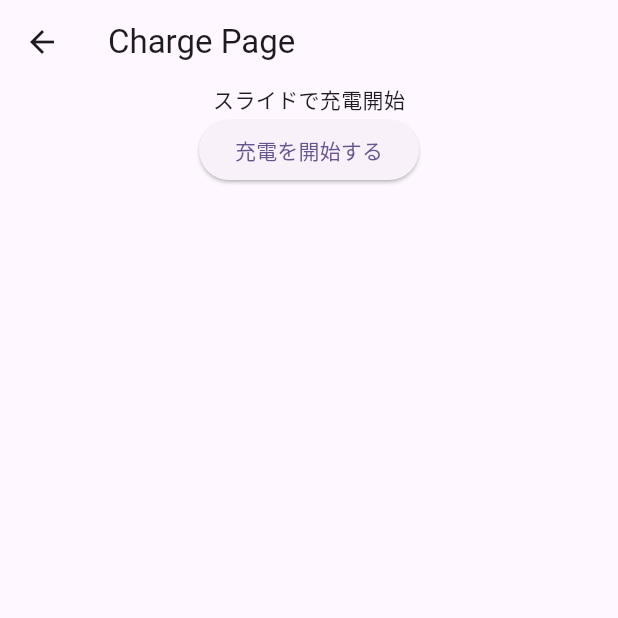
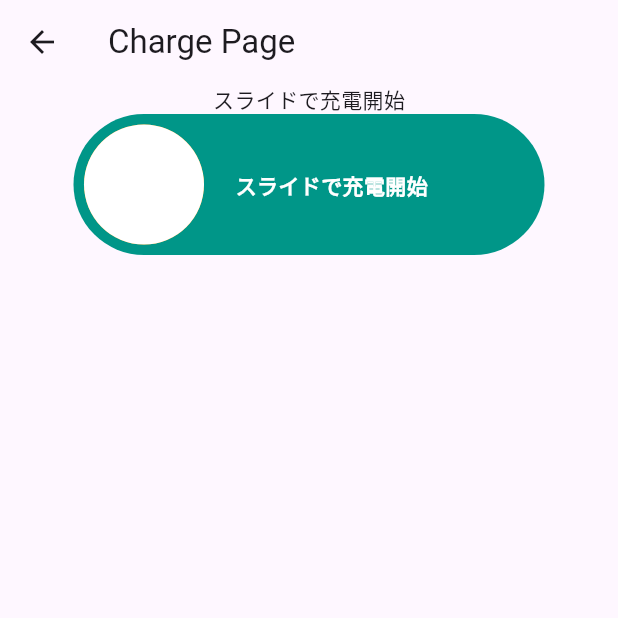
Before and after one commit to Sugisaki/Workshop, a Flutter app: the screen it shows after launch, after a tap on "充電", on a phone screen of 412 x 824 dp, the top half of it. Run offline on Flutter 3.47's test engine with Material 3 defaults, Android fonts, the phone set to English and light mode, and no system bars.

Commit message:
カスタムスライドスイッチで充電開始

```diff
--- a/lib/ChargePage.dart
+++ b/lib/ChargePage.dart
@@ -1,4 +1,5 @@
 import 'package:flutter/material.dart';
+import 'package:workshop/CustomSlideSwitch.dart';
 
 class ChargePage extends StatelessWidget {
   final Function() startCharge; // 充電開始
@@ -13,18 +14,13 @@ class ChargePage extends StatelessWidget {
       body: Center(
         child: Column(
           children: [
-
             Text('スライドで充電開始'),
-
-            // 充電開始ボタン
-            ElevatedButton(
-              onPressed: () {
+            CustomSlideSwitch(
+              onSlideRight: () {
+                startCharge(); // 充電開始
                 Navigator.pop(context); // 画面を閉じる
-                startCharge(); // 充電開始
               },
-              child: Text("充電を開始する"),
             ),
-
           ],
         ),
       ),
--- /dev/null
+++ b/lib/CustomSlideSwitch.dart
@@ -0,0 +1,159 @@
+import 'package:flutter/material.dart';
+
+/// ととと
+class CustomSlideSwitch extends StatefulWidget {
+  final double trackWidth; // トラックのサイズ
+  final double knobSize; // ノブのサイズ
+  final double frameSize; // 枠のサイズ
+  final Color trackColor; // トラックの色
+  final Color knobColor; // ノブの色
+  final Color coverColor; // ノブの下のカバーの色
+  final String trackText; // トラックに表示する文字
+  final double fontSize; // フォントサイズ
+  final VoidCallback? onSlideLeft; // 左端コールバック関数
+  final VoidCallback? onSlideRight; // 右端コールバック関数
+
+  const CustomSlideSwitch({
+    super.key,
+    this.trackWidth = 300,
+    this.knobSize = 80,
+    this.frameSize = 14,
+    this.trackColor = Colors.teal,
+    this.knobColor = Colors.white,
+    this.coverColor = Colors.orange,
+    this.trackText = 'スライドで充電開始',
+    this.onSlideLeft,
+    this.onSlideRight,
+    this.fontSize = 14,
+  });
+
+  @override
+  _CustomSlideSwitchState createState() => _CustomSlideSwitchState();
+}
+
+class _CustomSlideSwitchState extends State<CustomSlideSwitch>
+    with SingleTickerProviderStateMixin {
+  late AnimationController _animationController;
+  late Animation<double> _animation;
+  double _dragPosition = 0;
+
+  @override
+  void initState() {
+    super.initState();
+    _animationController = AnimationController(
+      vsync: this,
+      duration: const Duration(milliseconds: 300), // アニメーションの速度
+    );
+    _animation = Tween<double>(begin: 0, end: 0).animate(_animationController)
+      ..addListener(() {
+        setState(() {
+          _dragPosition = _animation.value;
+        });
+      });
+    _animationController.addStatusListener((status) {
+      if (status == AnimationStatus.completed) {
+        // アニメーション完了時にコールバックを実行
+        if (_animation.value == 0 && widget.onSlideLeft != null) {
+          widget.onSlideLeft!();
+        } else if (_animation.value == widget.trackWidth - widget.knobSize &&
+            widget.onSlideRight != null) {
+          widget.onSlideRight!();
+        }
+      }
+    });
+  }
+
+  @override
+  void dispose() {
+    _animationController.dispose();
+    super.dispose();
+  }
+
+  void _onDragUpdate(DragUpdateDetails details) {
+    setState(() {
+      _dragPosition = (_dragPosition + details.delta.dx)
+          .clamp(0, widget.trackWidth - widget.knobSize);
+    });
+  }
+
+  void _onDragEnd(DragEndDetails details) {
+    // ノブを中央より左で離すとアニメーションで左端に移動、右で離すと右端に移動させる
+    double targetPosition =
+        _dragPosition > (widget.trackWidth - widget.knobSize) / 2
+            ? widget.trackWidth - widget.knobSize
+            : 0;
+    _animation = Tween<double>(begin: _dragPosition, end: targetPosition)
+        .animate(_animationController);
+    _animationController.forward(from: 0);
+  }
+
+  @override
+  Widget build(BuildContext context) {
+    return Container(
+      alignment: Alignment.center,
+      width: widget.trackWidth + widget.frameSize,
+      height: widget.knobSize  + widget.frameSize,
+      decoration: BoxDecoration(
+        color: widget.trackColor,
+        borderRadius: BorderRadius.circular(widget.knobSize / 2 + widget.frameSize),
+      ),
+      child: GestureDetector(
+        onHorizontalDragUpdate: _onDragUpdate,
+        onHorizontalDragEnd: _onDragEnd,
+        child: Container(
+          width: widget.trackWidth,
+          height: widget.knobSize,
+          decoration: BoxDecoration(
+            // トラック
+            color: widget.trackColor,
+            borderRadius: BorderRadius.circular(widget.knobSize / 2),
+          ),
+          child: Stack(
+            // トラック、カバー、ノブを重ねて配置
+            children: [
+              Align(
+                alignment: Alignment.centerLeft,
+                child: Padding(
+                  // トラックの文字
+                  padding: EdgeInsets.only(left: widget.knobSize + widget.frameSize + widget.fontSize / 2 ),
+                  child: Text(
+                    widget.trackText,
+                    style: TextStyle(
+                      fontSize: widget.fontSize,
+                      fontWeight: FontWeight.bold,
+                      color: widget.knobColor
+                    ),
+                  ),
+                ),
+              ),
+              Positioned(
+                // カバー
+                left: 0,
+                child: Container(
+                  width: _dragPosition + widget.knobSize,
+                  height: widget.knobSize,
+                  decoration: BoxDecoration(
+                    color: widget.coverColor,
+                    borderRadius: BorderRadius.circular(widget.knobSize / 2),
+                  ),
+                ),
+              ),
+              Positioned(
+                // ノブ
+                left: _dragPosition,
+                child: Container(
+                  width: widget.knobSize,
+                  height: widget.knobSize,
+                  decoration: BoxDecoration(
+                    color: widget.knobColor,
+                    shape: BoxShape.circle,
+                  ),
+                ),
+              ),
+            ],
+          ),
+        ),
+      ),
+    );
+  }
+}
```
